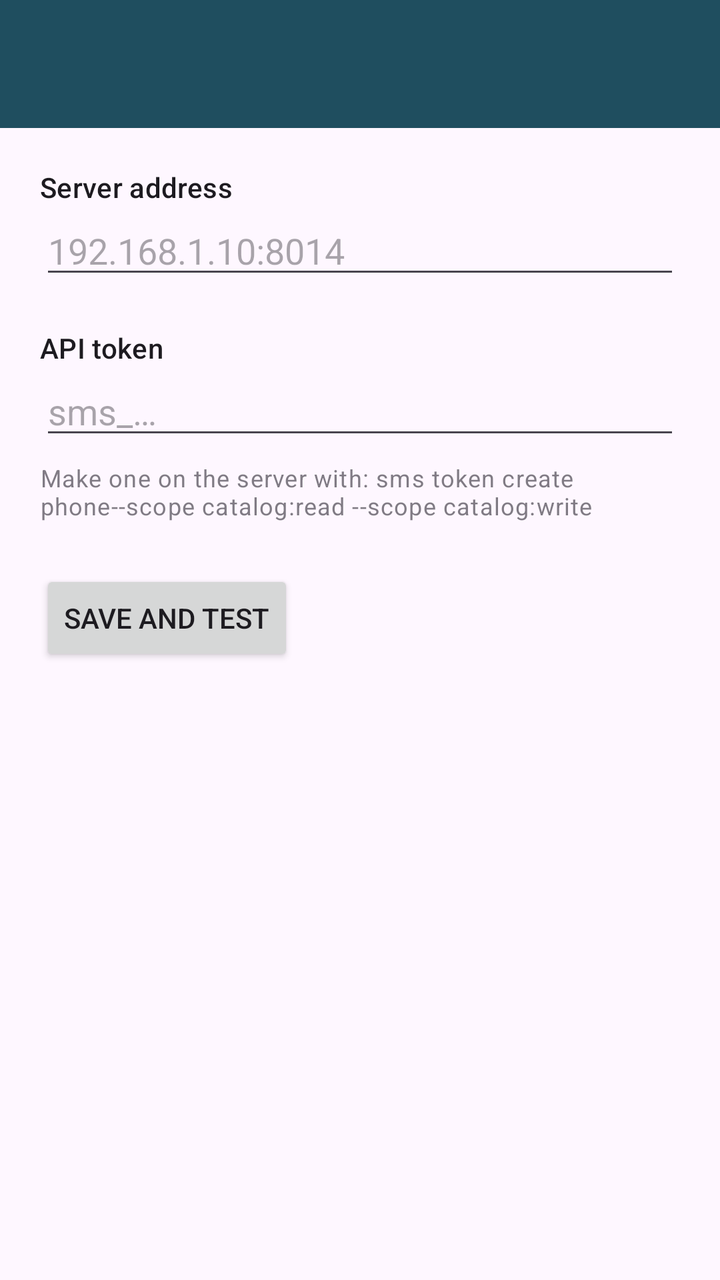
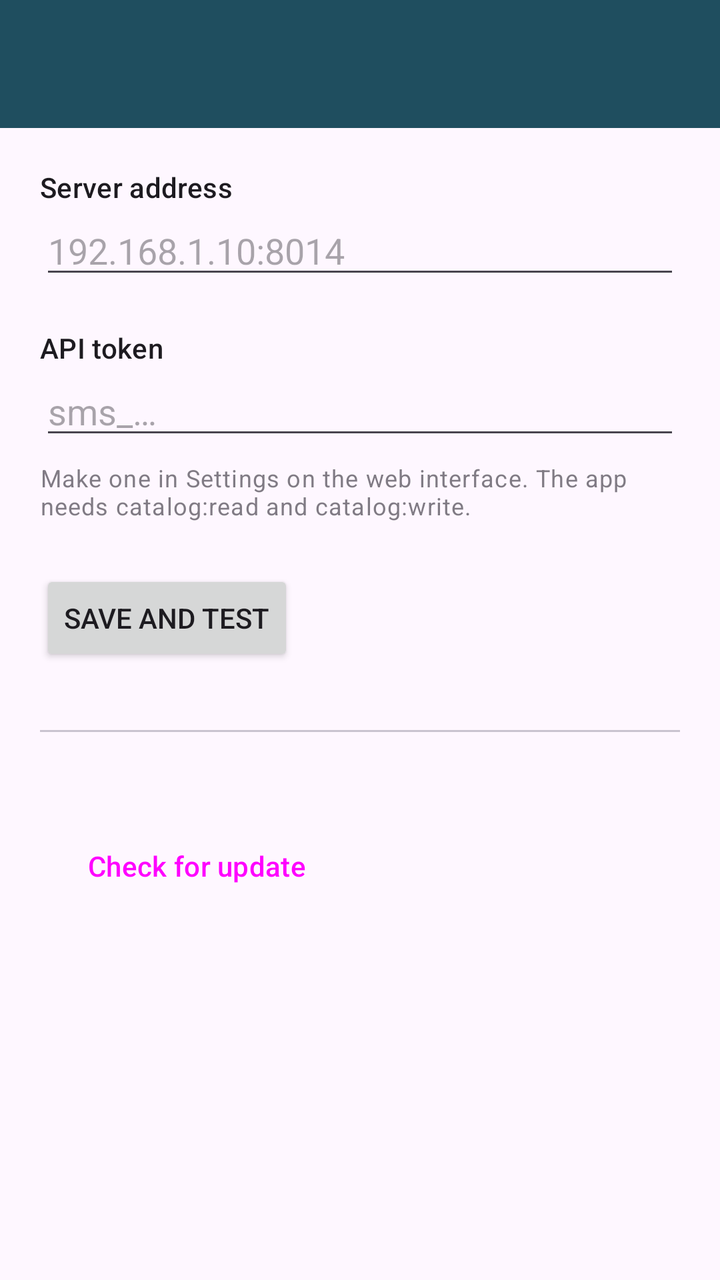

Before-and-after screenshots of an Android layout around one commit, followed by the original layout XML and the change that was made.
<!-- AndroidManifest.xml: application theme Theme.SheetMusicShelf -->
<!-- res/layout/activity_settings.xml -->
<?xml version="1.0" encoding="utf-8"?>
<LinearLayout xmlns:android="http://schemas.android.com/apk/res/android"
    android:layout_width="match_parent"
    android:layout_height="match_parent"
    android:orientation="vertical">

    <com.google.android.material.appbar.MaterialToolbar
        android:id="@+id/toolbar"
        android:layout_width="match_parent"
        android:layout_height="?attr/actionBarSize"
        android:background="?attr/colorPrimary"
        android:theme="@style/ThemeOverlay.Material3.Dark.ActionBar" />

    <LinearLayout
        android:layout_width="match_parent"
        android:layout_height="wrap_content"
        android:orientation="vertical"
        android:padding="20dp">

        <TextView
            android:layout_width="match_parent"
            android:layout_height="wrap_content"
            android:text="@string/server_label"
            android:textAppearance="?attr/textAppearanceLabelLarge" />

        <EditText
            android:id="@+id/server"
            android:layout_width="match_parent"
            android:layout_height="wrap_content"
            android:hint="@string/server_hint"
            android:inputType="textUri"
            android:autofillHints=""
            android:maxLines="1" />

        <TextView
            android:layout_width="match_parent"
            android:layout_height="wrap_content"
            android:layout_marginTop="20dp"
            android:text="@string/token_label"
            android:textAppearance="?attr/textAppearanceLabelLarge" />

        <EditText
            android:id="@+id/token"
            android:layout_width="match_parent"
            android:layout_height="wrap_content"
            android:hint="@string/token_hint"
            android:inputType="textPassword"
            android:autofillHints=""
            android:maxLines="1" />

        <TextView
            android:layout_width="match_parent"
            android:layout_height="wrap_content"
            android:layout_marginTop="6dp"
            android:text="@string/token_help"
            android:textAppearance="?attr/textAppearanceBodySmall"
            android:alpha="0.7" />

        <Button
            android:id="@+id/save"
            android:layout_width="wrap_content"
            android:layout_height="wrap_content"
            android:layout_marginTop="24dp"
            android:text="@string/save_and_test" />

        <TextView
            android:id="@+id/result"
            android:layout_width="match_parent"
            android:layout_height="wrap_content"
            android:layout_marginTop="16dp"
            android:textAppearance="?attr/textAppearanceBodyMedium"
            android:visibility="gone" />
    </LinearLayout>
</LinearLayout>
<!-- resources referenced by this layout -->
<resources>
  <string name="save_and_test">Save and test</string>
  <string name="server_hint">192.168.1.10:8014</string>
  <string name="server_label">Server address</string>
  <string name="token_help">Make one on the server with: sms token create "phone" --scope catalog:read --scope catalog:write</string>
  <string name="token_hint">sms_…</string>
  <string name="token_label">API token</string>
  <style name="Theme.SheetMusicShelf" parent="Theme.Material3.DayNight.NoActionBar">
          <item name="colorPrimary">@color/slate</item>
          <item name="colorSecondary">@color/slate</item>
      </style>
  <color name="slate">#1F4E5F</color>
</resources>

<!-- the commit's change to res/layout/activity_settings.xml (unified diff, before → after) -->
@@ -70,5 +70,34 @@
             android:layout_marginTop="16dp"
             android:textAppearance="?attr/textAppearanceBodyMedium"
             android:visibility="gone" />
+
+        <View
+            android:layout_width="match_parent"
+            android:layout_height="1dp"
+            android:layout_marginTop="32dp"
+            android:background="?attr/colorOutlineVariant" />
+
+        <TextView
+            android:id="@+id/version_text"
+            android:layout_width="match_parent"
+            android:layout_height="wrap_content"
+            android:layout_marginTop="16dp"
+            android:textAppearance="?attr/textAppearanceBodyMedium" />
+
+        <Button
+            android:id="@+id/check_update"
+            style="@style/Widget.Material3.Button.OutlinedButton"
+            android:layout_width="wrap_content"
+            android:layout_height="wrap_content"
+            android:layout_marginTop="8dp"
+            android:text="@string/check_for_update" />
+
+        <TextView
+            android:id="@+id/update_result"
+            android:layout_width="match_parent"
+            android:layout_height="wrap_content"
+            android:layout_marginTop="8dp"
+            android:textAppearance="?attr/textAppearanceBodySmall"
+            android:visibility="gone" />
     </LinearLayout>
 </LinearLayout>
<!-- resource entries referenced after the edit -->
@@ -1,9 +1,10 @@
 <!-- resources referenced by this layout -->
 <resources>
+  <string name="check_for_update">Check for update</string>
   <string name="save_and_test">Save and test</string>
   <string name="server_hint">192.168.1.10:8014</string>
   <string name="server_label">Server address</string>
-  <string name="token_help">Make one on the server with: sms token create "phone" --scope catalog:read --scope catalog:write</string>
+  <string name="token_help">Make one in Settings on the web interface. The app needs catalog:read and catalog:write.</string>
   <string name="token_hint">sms_…</string>
   <string name="token_label">API token</string>
   <style name="Theme.SheetMusicShelf" parent="Theme.Material3.DayNight.NoActionBar">
